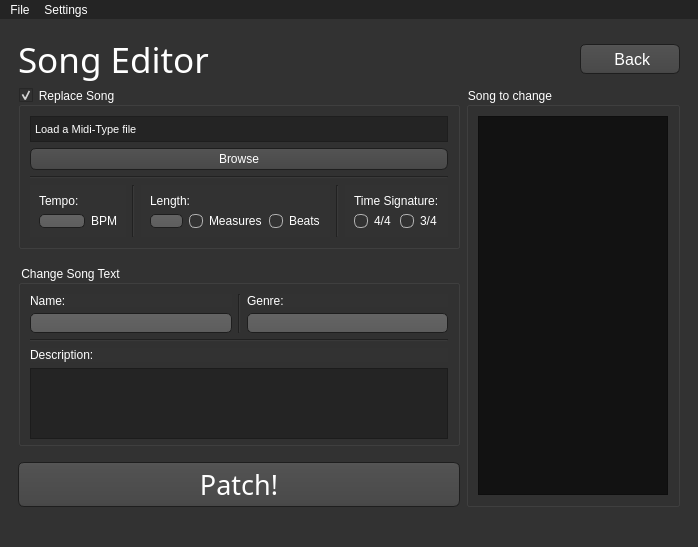
Old version of the form WiiMusicPlus.ui in the repository BenjaminHalko/WiiMusicEditorPlus.
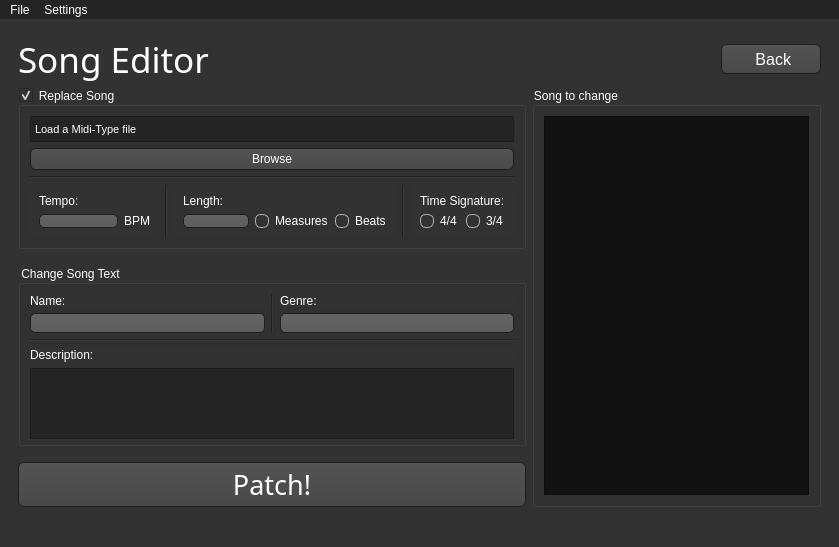
New version of the form. The open tabs and pages were chosen to show the change. Icons and pictures are not drawn.

What changed in the file:
```diff
--- a/WiiMusicPlus.ui
+++ b/WiiMusicPlus.ui
@@ -6,7 +6,7 @@
    <rect>
     <x>0</x>
     <y>0</y>
-    <width>698</width>
+    <width>839</width>
     <height>547</height>
    </rect>
   </property>
@@ -2536,8 +2536,8 @@
     <rect>
      <x>0</x>
      <y>0</y>
-     <width>698</width>
-     <height>22</height>
+     <width>839</width>
+     <height>21</height>
     </rect>
    </property>
    <widget class="QMenu" name="menuFile">
```
Left out of the diff: 2 changed lines with no effect on the pictures.
